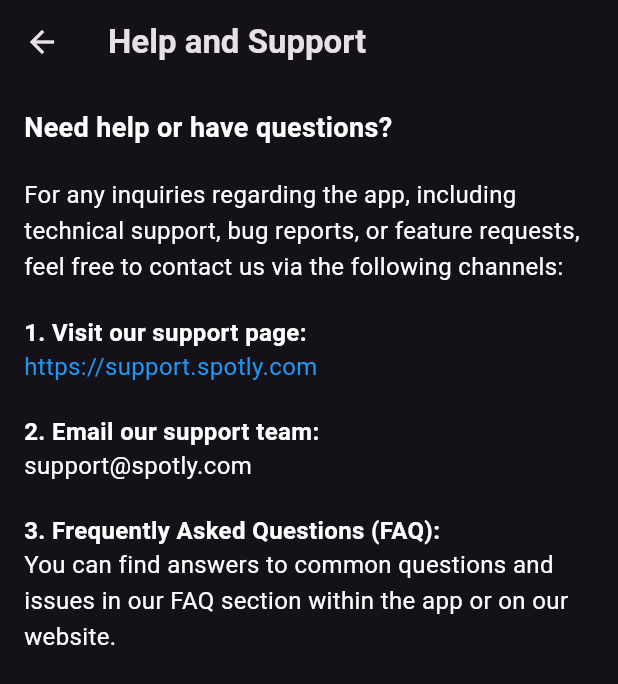
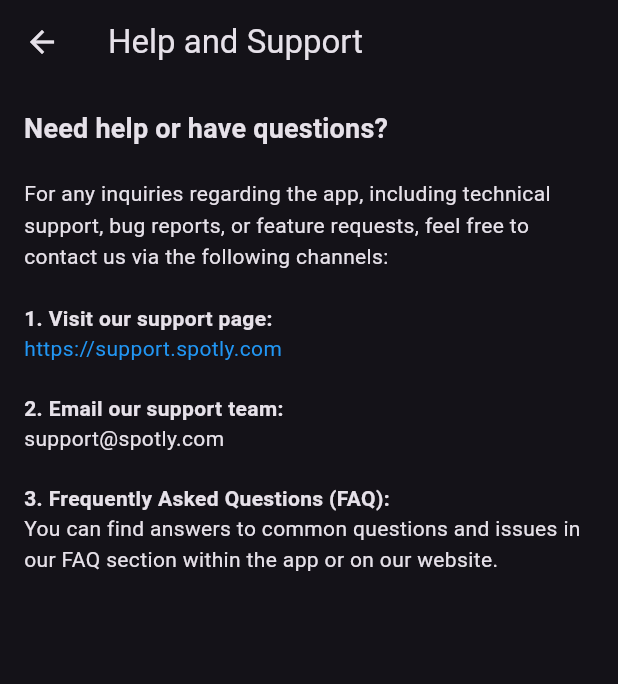
Before and after one commit to gu-tig333-ht24/spotly, a Flutter app: the SettingsPage screen opened directly, after a tap on "Help and Support", on a phone screen of 412 x 824 dp. Shown: the top 684 px of the screen. Run offline on Flutter 3.47's test engine with Material 3 defaults, Android fonts, the phone set to English and light mode, and no system bars; our stand-ins replace flutter_riverpod, flutter_swipe_action_cell, geolocator, google_fonts, image_picker, shared_preferences and 1 more; accounts and stored records are empty.

Commit message:
Dark mode in Settings implemented (default). Loaded from SharedPreferences when app is loaded.

```diff
--- a/lib/src/app.dart
+++ b/lib/src/app.dart
@@ -9,6 +9,7 @@ import 'core/enums/bottom_tab.dart';
 import 'core/providers/app_state_provider.dart';
 import 'features/search/ui/pages/search_page.dart';
 import 'features/settings/ui/pages/settings_page.dart';
+import 'core/providers/dark_mode_provider.dart';
 
 class MainApp extends ConsumerWidget {
   const MainApp({super.key});
@@ -16,11 +17,12 @@ class MainApp extends ConsumerWidget {
   @override
   Widget build(BuildContext context, WidgetRef ref) {
     final appState = ref.watch(appStateProvider);
+    final isDarkMode = ref.watch(darkModeProvider); // Listen on darkModeProvider
 
     return MaterialApp(
       debugShowCheckedModeBanner: false,
       title: AppConstants.appTitle,
-      theme: AppTheme.theme,
+      theme: isDarkMode ? AppTheme.darkTheme : AppTheme.lightTheme, // Change theme based on dark mode
       home: switch (appState.selectedTab) {
         BottomTab.places => const CollectionListPage(),
         BottomTab.search => const SearchPage(),
--- a/lib/src/core/theme/app_theme.dart
+++ b/lib/src/core/theme/app_theme.dart
@@ -1,29 +1,36 @@
 import 'package:flutter/material.dart';
-
 import 'package:google_fonts/google_fonts.dart';
 
 class AppTheme {
-  // Private constructor, should not be instantiated.
   AppTheme._internal();
 
-  static final colorScheme = ColorScheme.fromSeed(
+  static final darkColorScheme = ColorScheme.fromSeed(
     brightness: Brightness.dark,
     seedColor: const Color.fromARGB(255, 102, 6, 247),
   );
 
-  static ThemeData theme = ThemeData().copyWith(
-    scaffoldBackgroundColor: colorScheme.surface,
-    colorScheme: colorScheme,
+  static final lightColorScheme = ColorScheme.fromSeed(
+    brightness: Brightness.light,
+    seedColor: const Color.fromARGB(255, 102, 6, 247),
+  );
+
+  static ThemeData darkTheme = ThemeData().copyWith(
+    scaffoldBackgroundColor: darkColorScheme.surface,
+    colorScheme: darkColorScheme,
     textTheme: GoogleFonts.ubuntuCondensedTextTheme().copyWith(
-      titleSmall: GoogleFonts.ubuntuCondensed(
-        fontWeight: FontWeight.bold,
-      ),
-      titleMedium: GoogleFonts.ubuntuCondensed(
-        fontWeight: FontWeight.bold,
-      ),
-      titleLarge: GoogleFonts.ubuntuCondensed(
-        fontWeight: FontWeight.bold,
-      ),
+      bodyLarge: TextStyle(color: darkColorScheme.onSurface),
+      bodyMedium: TextStyle(color: darkColorScheme.onSurface),
+      bodySmall: TextStyle(color: darkColorScheme.onSurface),
+    ),
+  );
+
+  static ThemeData lightTheme = ThemeData().copyWith(
+    scaffoldBackgroundColor: lightColorScheme.surface,
+    colorScheme: lightColorScheme,
+    textTheme: GoogleFonts.ubuntuCondensedTextTheme().copyWith(
+      bodyLarge: TextStyle(color: Colors.black), // Black text for lightmode
+      bodyMedium: TextStyle(color: Colors.black),
+      bodySmall: TextStyle(color: Colors.black),
     ),
   );
 }
--- a/lib/src/core/widgets/location_input.dart
+++ b/lib/src/core/widgets/location_input.dart
@@ -393,7 +393,7 @@ import 'package:flutter/material.dart';
 import 'package:geolocator/geolocator.dart';
 import 'package:http/http.dart' as http;
 import 'dart:convert';
-import '../models/place.dart';
+//import '../models/place.dart';
 import '../models/place_location.dart'; // För PlaceLocation
 
 class LocationInput extends StatefulWidget {
--- a/lib/src/data/providers/database_providers.dart
+++ b/lib/src/data/providers/database_providers.dart
@@ -2,6 +2,7 @@ import 'package:flutter_riverpod/flutter_riverpod.dart';
 
 import '../../core/constants/app_constants.dart';
 import '../database/interfaces/database_repository.dart';
+import '../database/repositories/in_memory_database_repository.dart';
 import '../database/repositories/sqlite_database_repository.dart';
 import '../services/database_service.dart';
 
@@ -11,5 +12,5 @@ final databaseServiceProvider = Provider<DatabaseService>((ref) {
 });
 
 final databaseRepositoryProvider = Provider<DatabaseRepository>((ref) {
-  return SqliteDatabaseRepository(databaseName: AppConstants.appTitle);
+return SqliteDatabaseRepository(databaseName: AppConstants.appTitle);
 });
--- a/lib/src/features/search/ui/pages/search_page.dart
+++ b/lib/src/features/search/ui/pages/search_page.dart
@@ -1,5 +1,4 @@
 import 'package:flutter/material.dart';
-
 import '../../../../core/widgets/custom_app_bar.dart';
 import '../../../../core/widgets/custom_navigation_bar.dart';
 
@@ -8,15 +7,17 @@ class SearchPage extends StatelessWidget {
 
   @override
   Widget build(BuildContext context) {
-    return const Scaffold(
-      appBar: CustomAppBar(),
-      bottomNavigationBar: CustomNavigationBar(),
+    return Scaffold(
+      appBar: const CustomAppBar(),
+      bottomNavigationBar: const CustomNavigationBar(),
       body: Center(
         child: Text(
           "Search Content",
           style: TextStyle(
             fontSize: 24,
-            color: Color.fromARGB(255, 255, 255, 255),
+            color: Theme.of(context).brightness == Brightness.dark
+                ? Colors.white
+                : Colors.black, // Dynamic colour based on theme (settings)
           ),
         ),
       ),
--- a/lib/src/features/settings/ui/pages/help_support_page.dart
+++ b/lib/src/features/settings/ui/pages/help_support_page.dart
@@ -9,58 +9,69 @@ class HelpSupportPage extends StatelessWidget {
       appBar: AppBar(
         title: const Text('Help and Support'),
       ),
-      body: const Padding(
-        padding: EdgeInsets.all(16.0),
+      body: Padding(
+        padding: const EdgeInsets.all(16.0),
         child: Column(
           crossAxisAlignment: CrossAxisAlignment.start,
           children: [
             Text(
               'Need help or have questions?',
-              style: TextStyle(
-                  fontSize: 18,
-                  fontWeight: FontWeight.bold,
-                  color: Colors.white),
+              style: Theme.of(context).textTheme.titleMedium!.copyWith(
+                    fontWeight: FontWeight.bold,
+                    color: Theme.of(context).colorScheme.onSurface,
+                    fontSize: 18,
+                  ),
             ),
-            SizedBox(height: 20),
+            const SizedBox(height: 20),
             Text(
               'For any inquiries regarding the app, including technical support, bug reports, or feature requests, feel free to contact us via the following channels:',
-              style: TextStyle(fontSize: 16, height: 1.5, color: Colors.white),
+              style: Theme.of(context).textTheme.bodyMedium!.copyWith(
+                    height: 1.5,
+                    color: Theme.of(context).colorScheme.onSurface,
+                  ),
             ),
-            SizedBox(height: 20),
+            const SizedBox(height: 20),
             Text(
               '1. Visit our support page:',
-              style: TextStyle(
-                  fontWeight: FontWeight.bold,
-                  fontSize: 16,
-                  color: Colors.white),
+              style: Theme.of(context).textTheme.bodyMedium!.copyWith(
+                    fontWeight: FontWeight.bold,
+                    color: Theme.of(context).colorScheme.onSurface,
+                  ),
             ),
             Text(
               'https://support.spotly.com',
-              style: TextStyle(fontSize: 16, color: Colors.blue),
+              style: Theme.of(context).textTheme.bodyMedium!.copyWith(
+                    color: Colors.blue,
+                  ),
             ),
-            SizedBox(height: 20),
+            const SizedBox(height: 20),
             Text(
               '2. Email our support team:',
-              style: TextStyle(
-                  fontWeight: FontWeight.bold,
-                  fontSize: 16,
-                  color: Colors.white),
+              style: Theme.of(context).textTheme.bodyMedium!.copyWith(
+                    fontWeight: FontWeight.bold,
+                    color: Theme.of(context).colorScheme.onSurface,
+                  ),
             ),
             Text(
               'support@spotly.com',
-              style: TextStyle(fontSize: 16, color: Colors.white),
+              style: Theme.of(context).textTheme.bodyMedium!.copyWith(
+                    color: Theme.of(context).colorScheme.onSurface,
+                  ),
             ),
-            SizedBox(height: 20),
+            const SizedBox(height: 20),
             Text(
               '3. Frequently Asked Questions (FAQ):',
-              style: TextStyle(
-                  fontWeight: FontWeight.bold,
-                  fontSize: 16,
-                  color: Colors.white),
+              style: Theme.of(context).textTheme.bodyMedium!.copyWith(
+                    fontWeight: FontWeight.bold,
+                    color: Theme.of(context).colorScheme.onSurface,
+                  ),
             ),
             Text(
               'You can find answers to common questions and issues in our FAQ section within the app or on our website.',
-              style: TextStyle(fontSize: 16, height: 1.5, color: Colors.white),
+              style: Theme.of(context).textTheme.bodyMedium!.copyWith(
+                    height: 1.5,
+                    color: Theme.of(context).colorScheme.onSurface,
+                  ),
             ),
           ],
         ),
--- a/lib/src/features/settings/ui/pages/settings_page.dart
+++ b/lib/src/features/settings/ui/pages/settings_page.dart
@@ -2,9 +2,12 @@ import 'package:flutter/material.dart';
 
 import 'package:flutter_riverpod/flutter_riverpod.dart';
 
+
 import '../../../../core/widgets/custom_app_bar.dart';
 import '../../../../core/widgets/custom_navigation_bar.dart';
 import '../../providers/settings_provider.dart';
+import '../../../../core/providers/dark_mode_provider.dart';
+
 import 'about_page.dart';
 import 'contact_us_page.dart';
 import 'help_support_page.dart';
@@ -17,17 +20,32 @@ class SettingsPage extends ConsumerWidget {
   Widget build(BuildContext context, WidgetRef ref) {
     final SettingsState settings = ref.watch(settingsProvider);
 
+  // Fetch dark mode state from provider
+    final isDarkMode = ref.watch(darkModeProvider);
+
     return Scaffold(
       appBar: const CustomAppBar(),
       bottomNavigationBar: const CustomNavigationBar(),
       body: ListView(
         children: [
+          // Dark mode toggle switch
+          SwitchListTile(
+            title: const Text('Dark Mode'),
+            value: isDarkMode, // current value from provider
+            onChanged: (bool value) {
+              ref.read(darkModeProvider.notifier).toggleDarkMode();
+            },
+          ),
+          const Divider(),
+
           // Notifications toggle switch
           SwitchListTile(
             title: const Text('Enable Notifications'),
             value: settings.notificationsEnabled,
             onChanged: (bool value) {
-              ref.read(settingsProvider.notifier).toggleNotifications(value);
+            ref.read(settingsProvider.notifier).toggleNotifications(value);
+
+
             },
           ),
           const Divider(),
--- a/pubspec.yaml
+++ b/pubspec.yaml
@@ -30,6 +30,7 @@ dev_dependencies:
   flutter_test:
     sdk: flutter
   flutter_lints: ^4.0.0
+  sqflite_common_ffi:
 
 flutter:
   uses-material-design: true
```
Also changed, not shown: lib/src/core/providers/dark_mode_provider.dart (added, +26 -0 lines), lib/src/core/widgets/custom_text_form_field.dart (+13 -12 lines), lib/src/features/settings/ui/pages/about_page.dart (+4 -4 lines), lib/src/features/settings/ui/pages/contact_us_page.dart (+21 -14 lines), lib/src/features/settings/ui/pages/privacy_security_page.dart (+31 -22 lines), pubspec.lock.
